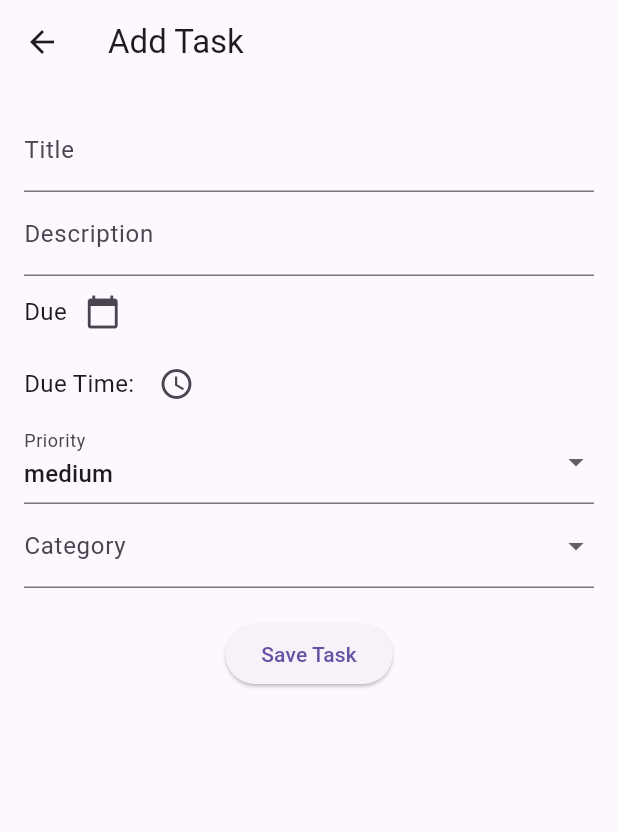
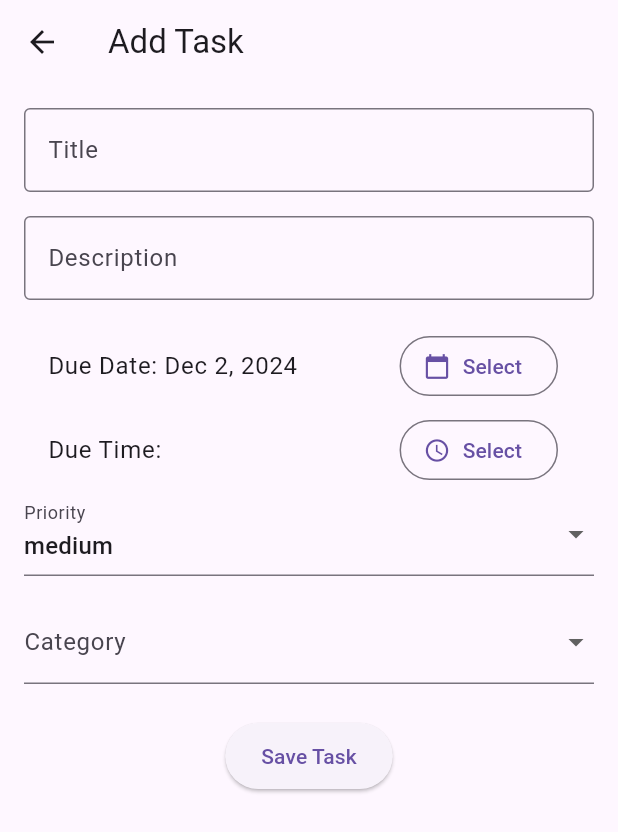
Before and after one commit to p1uma1/taskManager, a Flutter app: the AddTaskScreen screen opened directly, on a phone screen of 412 x 824 dp. Shown: the top 832 px of the screen. Run offline on Flutter 3.47's test engine with Material 3 defaults, Android fonts, the phone set to English and light mode, and no system bars; our stand-ins replace cloud_firestore, firebase_auth, firebase_core, flutter_local_notifications, google_sign_in, timezone; accounts and stored records are empty.

Commit message:
commit 3

```diff
--- a/lib/screens/task/add_task_screen.dart
+++ b/lib/screens/task/add_task_screen.dart
@@ -3,6 +3,7 @@ import 'package:taskmanager_new/models/task.dart';
 import 'package:taskmanager_new/models/category.dart';
 import 'package:taskmanager_new/services/task_service.dart';
 import 'package:firebase_auth/firebase_auth.dart';
+import 'package:intl/intl.dart';
 
 class AddTaskScreen extends StatefulWidget {
   @override
@@ -82,7 +83,9 @@ class _AddTaskScreenState extends State<AddTaskScreen> {
 
     if (pickedTime != null) {
       setState(() {
-        _dueTime = '${pickedTime.hour}:${pickedTime.minute} ${pickedTime.period.toString().split('.').last}';
+        _dueTime =
+            '${pickedTime.hour}:${pickedTime.minute.toString().padLeft(2, '0')} '
+            '${pickedTime.period == DayPeriod.am ? 'AM' : 'PM'}';
       });
     }
   }
@@ -130,45 +133,49 @@ class _AddTaskScreenState extends State<AddTaskScreen> {
         title: Text('Add Task'),
       ),
       body: Padding(
-        padding: EdgeInsets.all(16.0),
+        padding: const EdgeInsets.all(16.0),
         child: Form(
           key: _formKey,
           child: SingleChildScrollView(
             child: Column(
+              crossAxisAlignment: CrossAxisAlignment.start,
               children: [
                 TextFormField(
-                  decoration: InputDecoration(labelText: 'Title'),
-                  validator: (value) =>
-                  value == null || value.isEmpty ? 'Please enter a title' : null,
+                  decoration: InputDecoration(
+                    labelText: 'Title',
+                    border: OutlineInputBorder(),
+                  ),
+                  validator: (value) => value == null || value.isEmpty
+                      ? 'Please enter a title'
+                      : null,
                   onSaved: (value) => _title = value!,
                 ),
+                SizedBox(height: 16),
                 TextFormField(
-                  decoration: InputDecoration(labelText: 'Description'),
+                  decoration: InputDecoration(
+                    labelText: 'Description',
+                    border: OutlineInputBorder(),
+                  ),
                   onSaved: (value) => _description = value!,
                 ),
-                Row(
-                  children: [
-                    Text(
-                      'Due Date: ${_dueDate.toLocal()}'.split(' ')[0],
-                      style: TextStyle(fontSize: 16),
+                SizedBox(height: 16),
+                ListTile(
+                  title: Text(
+                    'Due Date: ${DateFormat.yMMMd().format(_dueDate)}',
                   ),
-                    IconButton(
+                  trailing: OutlinedButton.icon(
+                    onPressed: _pickDueDate,
                     icon: Icon(Icons.calendar_today),
-                      onPressed: _pickDueDate,
+                    label: Text('Select'),
                   ),
-                  ],
                 ),
-                Row(
-                  children: [
-                    Text(
-                      'Due Time: $_dueTime',
-                      style: TextStyle(fontSize: 16),
+                ListTile(
+                  title: Text('Due Time: $_dueTime'),
+                  trailing: OutlinedButton.icon(
+                    onPressed: _pickDueTime,
+                    icon: Icon(Icons.access_time),
+                    label: Text('Select'),
                   ),
-                    IconButton(
-                      icon: Icon(Icons.access_time),
-                      onPressed: _pickDueTime,
-                    ),
-                  ],
                 ),
                 DropdownButtonFormField<TaskPriority>(
                   value: _priority,
@@ -187,6 +194,7 @@ class _AddTaskScreenState extends State<AddTaskScreen> {
                     });
                   },
                 ),
+                SizedBox(height: 16),
                 DropdownButtonFormField<Category>(
                   value: _selectedCategory,
                   decoration: InputDecoration(labelText: 'Category'),
@@ -204,10 +212,16 @@ class _AddTaskScreenState extends State<AddTaskScreen> {
                     });
                   },
                 ),
-                SizedBox(height: 20),
-                ElevatedButton(
+                SizedBox(height: 24),
+                Center(
+                  child: ElevatedButton(
                     onPressed: _saveTask,
                     child: Text('Save Task'),
+                    style: ElevatedButton.styleFrom(
+                      padding:
+                          EdgeInsets.symmetric(horizontal: 24, vertical: 12),
+                    ),
+                  ),
                 ),
               ],
             ),
--- a/lib/screens/task/task_details_screen.dart
+++ b/lib/screens/task/task_details_screen.dart
@@ -14,7 +14,7 @@ class TaskDetailsScreen extends StatelessWidget {
 
   void _deleteTask(BuildContext context) async {
     try {
-      await taskService.deleteTask(task.id);
+      await taskService.moveToRecycleBin(task);
       Navigator.of(context).pop(); // Close details screen
       ScaffoldMessenger.of(context).showSnackBar(
         SnackBar(content: Text('Task "${task.title}" deleted successfully!')),
@@ -22,7 +22,8 @@ class TaskDetailsScreen extends StatelessWidget {
     } catch (error) {
       ScaffoldMessenger.of(context).showSnackBar(
         SnackBar(
-          content: Text('Failed to delete task. Please try again later.'),
+          content: Text('Failed to delete task. Please try again later.' +
+              error.toString()),
           backgroundColor: Colors.red,
         ),
       );
--- a/lib/services/task_service.dart
+++ b/lib/services/task_service.dart
@@ -40,4 +40,9 @@ class TaskService {
   Future<void> deleteTask(String taskId) async {
     await _taskRepository.deleteTask(taskId);
   }
+
+  //move to recycle bin
+  Future<void> moveToRecycleBin(Task task) async {
+    await _taskRepository.moveToRecycleBin(task);
+  }
 }
--- a/pubspec.yaml
+++ b/pubspec.yaml
@@ -42,6 +42,7 @@ dependencies:
   firebase_auth: ^5.3.3
   google_sign_in: ^6.2.0
   sign_in_button: ^3.0.0
+  intl: ^0.18.0
 
 dev_dependencies:
   flutter_test:
```
Also changed, not shown: lib/models/task.dart (+25 -40 lines), lib/repositories/task_repository.dart (+18 -4 lines), lib/screens/task/update_task_screen.dart (+154 -15 lines), pubspec.lock. Lines whose indentation alone changed are shown as unchanged.
